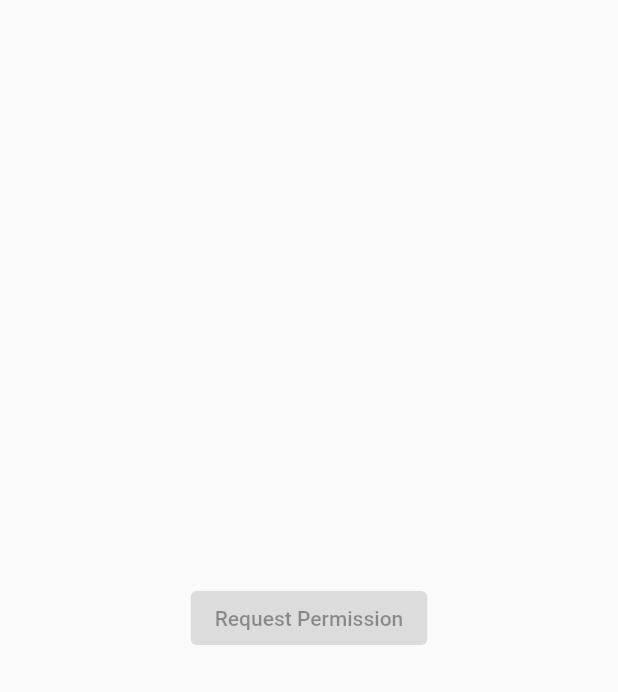
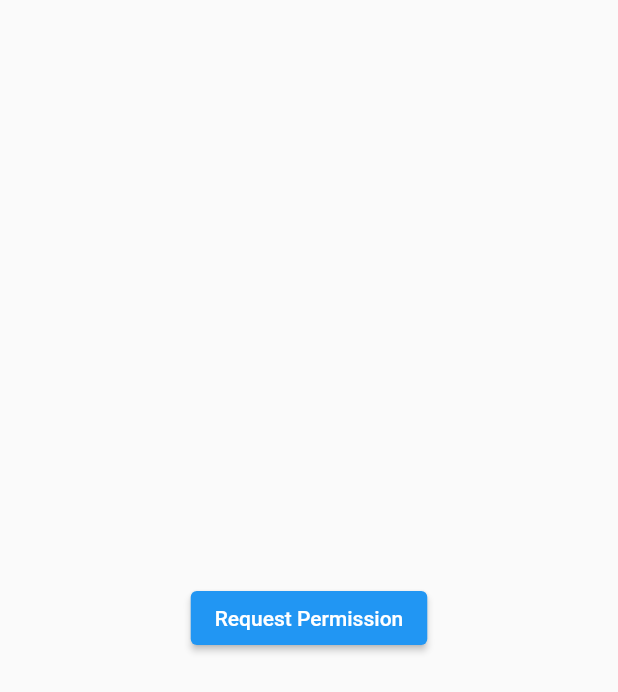
Before and after one commit to erdemgocen44/Awesome-Compass, a Flutter app: the screen it shows after launch, on a phone screen of 412 x 824 dp. Shown: the top 692 px of the screen. Run offline on Flutter 3.47's test engine with Material 2 defaults, Android fonts, the phone set to English and light mode, and no system bars; our stand-ins replace permission_handler.

Commit message:
buildPermission ok

```diff
--- a/lib/main.dart
+++ b/lib/main.dart
@@ -51,7 +51,12 @@
   Widget _buildPermissionSheet() {
     return Center(
       child: ElevatedButton(
-        child: Text('Request Permission'),
+        child: const Text('Request Permission'),
+        onPressed: () {
+          Permission.locationWhenInUse.request().then((value) {
+            _fetchPermissionStatus();
+          });
+        },
       ),
     );
   }
```
